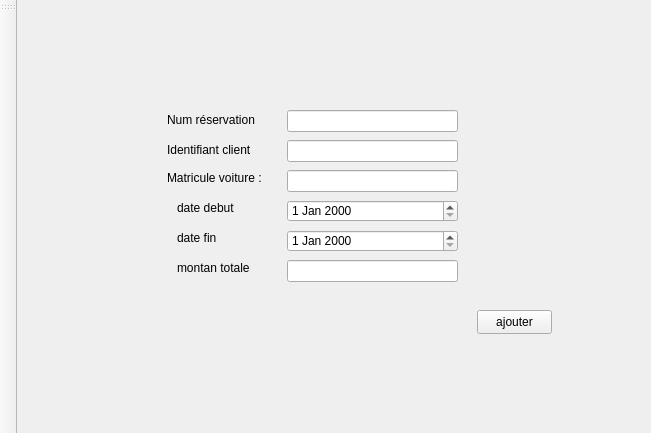
First picture: the form in gestionRes/mainwindow.ui, repository oussemaissaoui/ProjectCpp, before the edit.
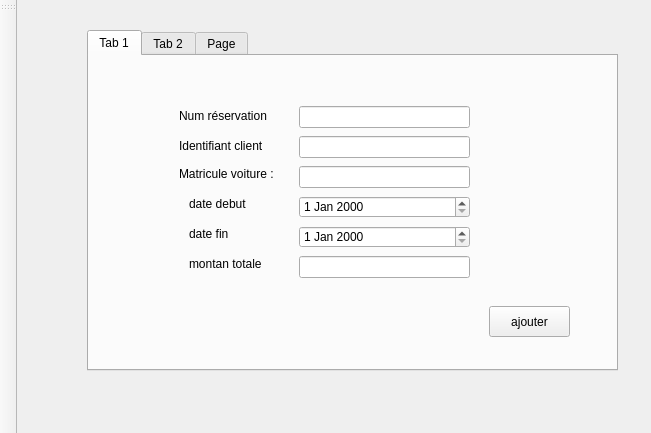
Second picture: the form after the edit. The open tabs and pages were chosen to show the change.

```diff
--- a/gestionRes/mainwindow.ui
+++ b/gestionRes/mainwindow.ui
@@ -19,60 +19,27 @@
 rgb(0, 170, 0)</string>
   </property>
   <widget class="QWidget" name="centralwidget">
-   <widget class="QPushButton" name="ajouter">
+   <widget class="QTabWidget" name="afficher">
     <property name="geometry">
      <rect>
-      <x>460</x>
-      <y>310</y>
-      <width>75</width>
-      <height>24</height>
+      <x>70</x>
+      <y>30</y>
+      <width>531</width>
+      <height>341</height>
      </rect>
     </property>
-    <property name="text">
-     <string>ajouter</string>
+    <property name="currentIndex">
+     <number>1</number>
     </property>
-   </widget>
-   <widget class="QLabel" name="matricule">
-    <property name="geometry">
-     <rect>
-      <x>150</x>
-      <y>170</y>
-      <width>121</width>
-      <height>16</height>
-     </rect>
-    </property>
-    <property name="text">
-     <string>Matricule voiture :</string>
-    </property>
-   </widget>
+    <widget class="QWidget" name="ajouter_2">
+     <attribute name="title">
+      <string>Tab 1</string>
+     </attribute>
    <widget class="QLineEdit" name="numres">
     <property name="geometry">
      <rect>
-      <x>270</x>
-      <y>110</y>
-      <width>171</width>
-      <height>22</height>
-     </rect>
-    </property>
-   </widget>
-   <widget class="QLabel" name="numero">
-    <property name="geometry">
-     <rect>
-      <x>150</x>
-      <y>110</y>
-      <width>111</width>
-      <height>20</height>
-     </rect>
-    </property>
-    <property name="text">
-     <string>Num réservation</string>
-    </property>
-   </widget>
-   <widget class="QDateEdit" name="dateEdit_2_fin">
-    <property name="geometry">
-     <rect>
-      <x>270</x>
-      <y>230</y>
+        <x>210</x>
+        <y>50</y>
       <width>171</width>
       <height>22</height>
      </rect>
@@ -81,8 +48,8 @@
    <widget class="QLabel" name="date_fin">
     <property name="geometry">
      <rect>
-      <x>160</x>
-      <y>230</y>
+        <x>100</x>
+        <y>170</y>
       <width>56</width>
       <height>16</height>
      </rect>
@@ -91,11 +58,57 @@
      <string>date fin</string>
     </property>
    </widget>
+     <widget class="QLineEdit" name="montant_2">
+      <property name="geometry">
+       <rect>
+        <x>210</x>
+        <y>200</y>
+        <width>171</width>
+        <height>22</height>
+       </rect>
+      </property>
+     </widget>
+     <widget class="QLabel" name="numero">
+      <property name="geometry">
+       <rect>
+        <x>90</x>
+        <y>50</y>
+        <width>111</width>
+        <height>20</height>
+       </rect>
+      </property>
+      <property name="text">
+       <string>Num réservation</string>
+      </property>
+     </widget>
+     <widget class="QDateEdit" name="dateEdit_debut">
+      <property name="geometry">
+       <rect>
+        <x>210</x>
+        <y>140</y>
+        <width>171</width>
+        <height>22</height>
+       </rect>
+      </property>
+     </widget>
+     <widget class="QLabel" name="date_debut">
+      <property name="geometry">
+       <rect>
+        <x>100</x>
+        <y>140</y>
+        <width>91</width>
+        <height>16</height>
+       </rect>
+      </property>
+      <property name="text">
+       <string>date debut</string>
+      </property>
+     </widget>
    <widget class="QLabel" name="montant">
     <property name="geometry">
      <rect>
-      <x>160</x>
-      <y>260</y>
+        <x>100</x>
+        <y>200</y>
       <width>101</width>
       <height>16</height>
      </rect>
@@ -104,31 +117,11 @@
      <string>montan totale</string>
     </property>
    </widget>
-   <widget class="QLineEdit" name="numvoiture">
-    <property name="geometry">
-     <rect>
-      <x>270</x>
-      <y>170</y>
-      <width>171</width>
-      <height>22</height>
-     </rect>
-    </property>
-   </widget>
-   <widget class="QDateEdit" name="dateEdit_debut">
-    <property name="geometry">
-     <rect>
-      <x>270</x>
-      <y>200</y>
-      <width>171</width>
-      <height>22</height>
-     </rect>
-    </property>
-   </widget>
    <widget class="QLabel" name="id_client">
     <property name="geometry">
      <rect>
-      <x>150</x>
-      <y>140</y>
+        <x>90</x>
+        <y>80</y>
       <width>111</width>
       <height>20</height>
      </rect>
@@ -137,11 +130,47 @@
      <string>Identifiant client</string>
     </property>
    </widget>
-   <widget class="QLineEdit" name="montant_2">
+     <widget class="QDateEdit" name="dateEdit_2_fin">
     <property name="geometry">
      <rect>
-      <x>270</x>
-      <y>260</y>
+        <x>210</x>
+        <y>170</y>
+        <width>171</width>
+        <height>22</height>
+       </rect>
+      </property>
+     </widget>
+     <widget class="QLabel" name="matricule">
+      <property name="geometry">
+       <rect>
+        <x>90</x>
+        <y>110</y>
+        <width>121</width>
+        <height>16</height>
+       </rect>
+      </property>
+      <property name="text">
+       <string>Matricule voiture :</string>
+      </property>
+     </widget>
+     <widget class="QPushButton" name="ajouter">
+      <property name="geometry">
+       <rect>
+        <x>400</x>
+        <y>250</y>
+        <width>81</width>
+        <height>31</height>
+       </rect>
+      </property>
+      <property name="text">
+       <string>ajouter</string>
+      </property>
+     </widget>
+     <widget class="QLineEdit" name="numvoiture">
+      <property name="geometry">
+       <rect>
+        <x>210</x>
+        <y>110</y>
       <width>171</width>
       <height>22</height>
      </rect>
@@ -150,25 +179,73 @@
    <widget class="QLineEdit" name="numcl">
     <property name="geometry">
      <rect>
-      <x>270</x>
-      <y>140</y>
+        <x>210</x>
+        <y>80</y>
       <width>171</width>
       <height>22</height>
      </rect>
     </property>
    </widget>
-   <widget class="QLabel" name="date_debut">
+    </widget>
+    <widget class="QWidget" name="supprimer">
+     <attribute name="title">
+      <string>Tab 2</string>
+     </attribute>
+     <widget class="QLineEdit" name="numRES_s">
+      <property name="geometry">
+       <rect>
+        <x>220</x>
+        <y>100</y>
+        <width>113</width>
+        <height>22</height>
+       </rect>
+      </property>
+     </widget>
+     <widget class="QLabel" name="label">
     <property name="geometry">
      <rect>
       <x>160</x>
-      <y>200</y>
-      <width>91</width>
+        <y>100</y>
+        <width>56</width>
       <height>16</height>
      </rect>
     </property>
     <property name="text">
-     <string>date debut</string>
-    </property>
+       <string>numero </string>
+      </property>
+     </widget>
+     <widget class="QLabel" name="label_2">
+      <property name="geometry">
+       <rect>
+        <x>70</x>
+        <y>60</y>
+        <width>471</width>
+        <height>20</height>
+       </rect>
+      </property>
+      <property name="text">
+       <string>saisir le numero de la reservation a supprimer</string>
+      </property>
+     </widget>
+     <widget class="QPushButton" name="pushButton">
+      <property name="geometry">
+       <rect>
+        <x>340</x>
+        <y>150</y>
+        <width>75</width>
+        <height>24</height>
+       </rect>
+      </property>
+      <property name="text">
+       <string>supprimer</string>
+      </property>
+     </widget>
+    </widget>
+    <widget class="QWidget" name="tab_3">
+     <attribute name="title">
+      <string>Page</string>
+     </attribute>
+    </widget>
    </widget>
   </widget>
   <widget class="QToolBar" name="toolBar">
```
Lines whose indentation alone changed are shown as unchanged.
